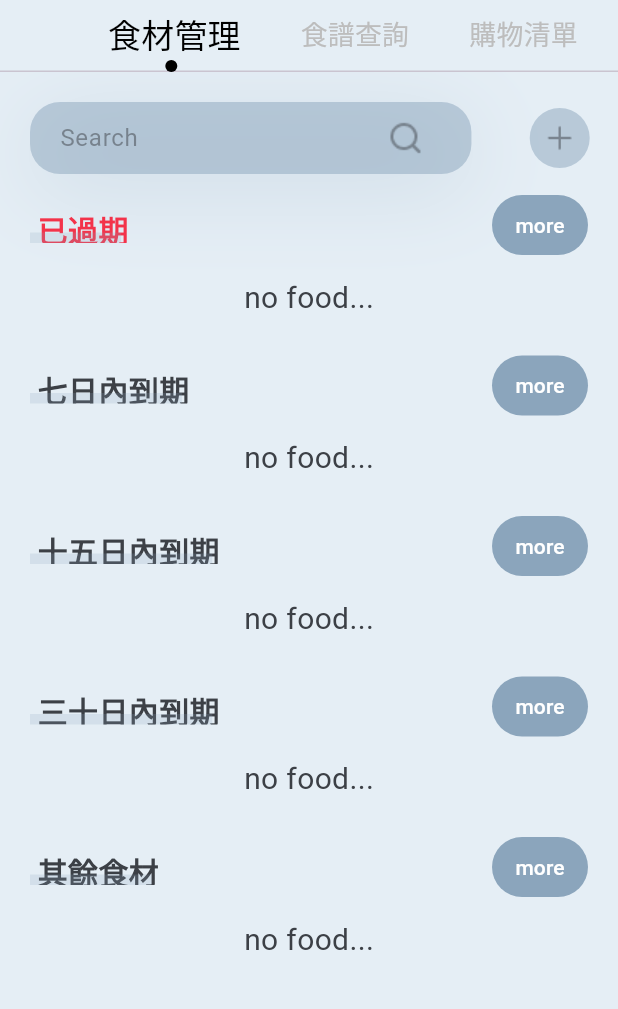
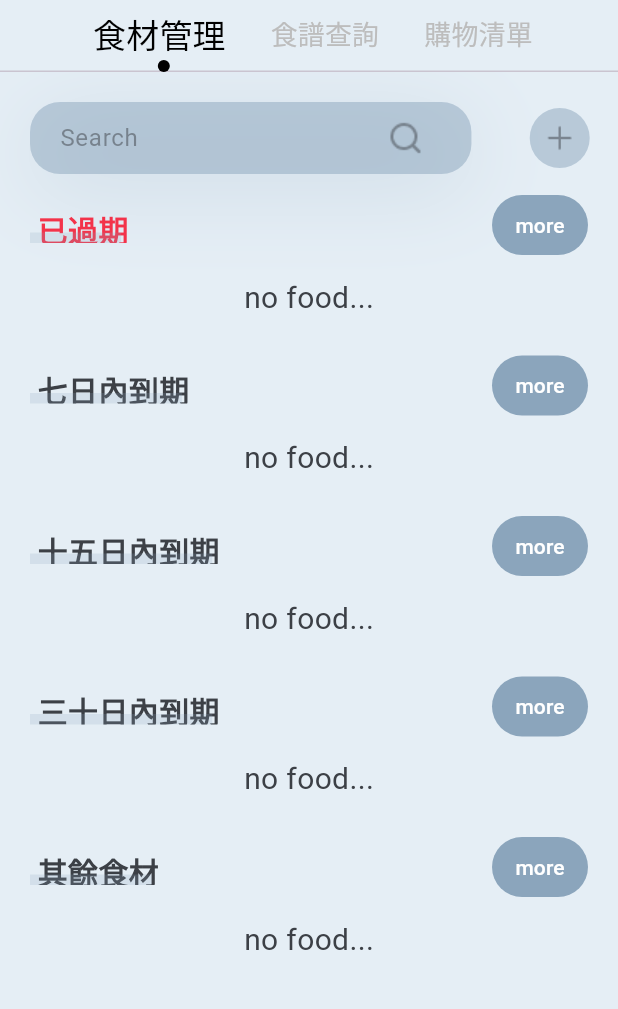
Before and after one commit to s1091792/fridge_01, a Flutter app: the MainScreen screen opened directly, on a phone screen of 412 x 824 dp, the part 84-1093 px from its top. Run offline on Flutter 3.47's test engine with Material 3 defaults, Android fonts, the phone set to English and light mode, and no system bars; our stand-ins replace bloc, cloud_firestore, equatable, firebase_auth, firebase_core, firebase_messaging and 10 more; missing offline and left inert: filter_list, google_vision; accounts and stored records are empty; project files that could hold a hidden picture were left out.

Commit message:
把一些地方加上const &修正點選時間的日期

```diff
--- a/lib/mainpage/foodmanager/new_food.dart
+++ b/lib/mainpage/foodmanager/new_food.dart
@@ -530,7 +530,7 @@ class _NewFoodState extends State<NewFood> {
     showDatePicker(
             context: context,
         initialDate: DateTime.now(),
-            firstDate: DateTime(year,month,day-7),
+            firstDate: DateTime(year,month,day),
             lastDate: DateTime(2026))
         .then((value) {
       setState(() {
--- a/lib/mainpage/main_page.dart
+++ b/lib/mainpage/main_page.dart
@@ -44,7 +44,7 @@ class _MainScreenState extends State<MainScreen> with TickerProviderStateMixin {
                   alignment: Alignment.centerLeft,
                   child: TabBar(
                     labelPadding: const EdgeInsets.only(
-                      left: kDefaultPadding,
+                      left: kDefaultPadding/2 ,
                       right: kDefaultPadding,
                     ),
                     //controller: _tabcontroller,
@@ -54,16 +54,16 @@ class _MainScreenState extends State<MainScreen> with TickerProviderStateMixin {
                     //indicatorWeight: 3.0, // 指示器的高度/厚度
                     indicator: CircleTabIndicator(color: Colors.black, radius: 4),
                     labelColor: Colors.black,
-                    labelStyle: TextStyle(
+                    labelStyle: const TextStyle(
                       fontSize: 22,
                       height: 2,
                     ), // 选择的样式
                     unselectedLabelColor: Colors.grey[400],
-                    unselectedLabelStyle: TextStyle(
+                    unselectedLabelStyle: const TextStyle(
                       fontSize: 18,
                     ), // 未选择样式
                     isScrollable: true, // 是否可以滑动
-                    tabs: <Widget>[
+                    tabs: const <Widget>[
                       Tab(text: "食材管理"),
                       Tab(text: "食譜查詢"),
                       Tab(text: "購物清單"),
```
Also changed, not shown: lib/home/home_page.dart (+7 -5 lines), lib/mainpage/components/main_category.dart (+23 -20 lines), lib/mainpage/drawer_components/drawer_page.dart (+7 -2 lines), pubspec.lock.
